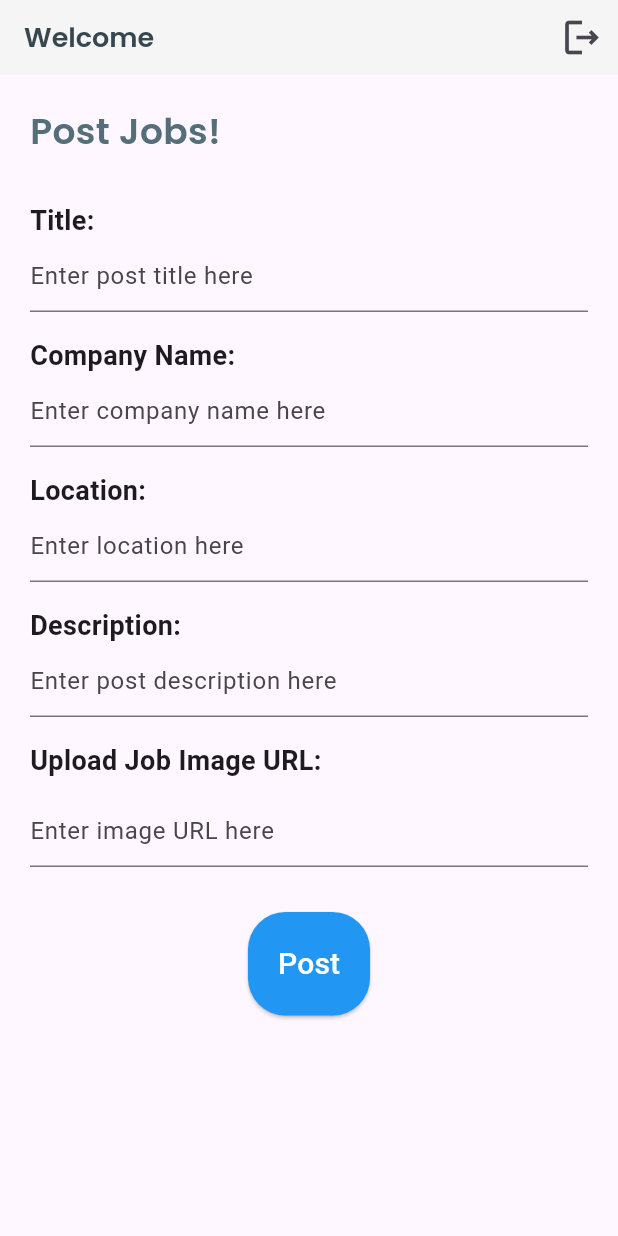
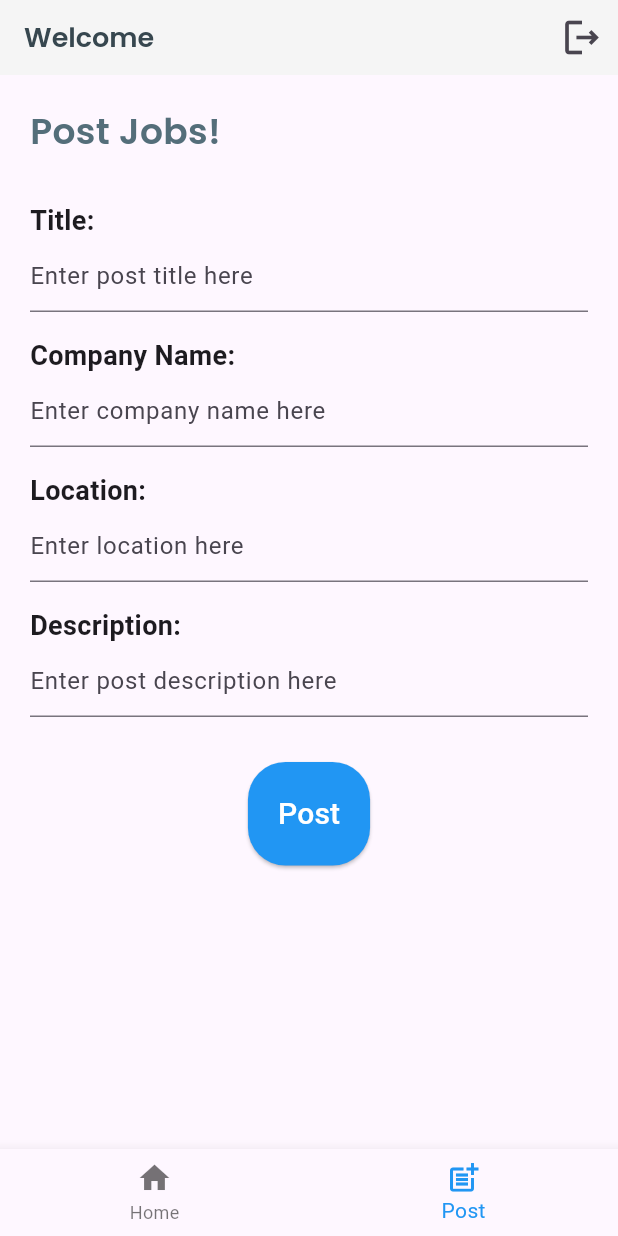
Before and after one commit to ChernetAsmamaw/Job_app_mod, a Flutter app: the PostPage screen opened directly, on a phone screen of 412 x 824 dp. Run offline on Flutter 3.47's test engine with Material 3 defaults, Android fonts, the phone set to English and light mode, and no system bars; our stand-ins replace cloud_firestore, firebase_auth, firebase_core, google_sign_in; accounts and stored records are empty.

Commit message:
corrected nav buttons

```diff
--- a/lib/firebase_functions.dart
+++ b/lib/firebase_functions.dart
@@ -1,5 +1,4 @@
 import 'package:cloud_firestore/cloud_firestore.dart';
-import 'package:flutter/material.dart';
 import 'package:job_application_portal/models/post.dart';
 
 class FirebaseFunctions {
--- a/lib/models/post.dart
+++ b/lib/models/post.dart
@@ -14,7 +14,8 @@ class Post {
     required this.companyName,
     required this.location,
     required this.description,
-    required this.imageUrl, String? userEmail,
+    required this.imageUrl,
+    String? userEmail,
   });
 
   factory Post.fromMap(Map<String, dynamic> data) {
--- a/lib/pages/home_page.dart
+++ b/lib/pages/home_page.dart
@@ -54,7 +54,8 @@ class _HomePageState extends State<HomePage> {
         Navigator.pushReplacement(
           context,
           MaterialPageRoute(
-            builder: (context) => PostPage(user: FirebaseAuth.instance.currentUser!),
+            builder: (context) =>
+                PostPage(user: FirebaseAuth.instance.currentUser!),
           ),
         );
         break;
--- a/lib/pages/job_details_page.dart
+++ b/lib/pages/job_details_page.dart
@@ -1,15 +1,16 @@
 import 'package:flutter/material.dart';
 
 class JobDetailsPage extends StatelessWidget {
-  final Map<String, dynamic> job;
+  final List job;
+  final int index;
 
-  JobDetailsPage({required this.job});
+  JobDetailsPage({required this.job, required this.index});
 
   @override
   Widget build(BuildContext context) {
     return Scaffold(
       appBar: AppBar(
-        title: Text(job['title']),
+        title: Text(job[index][0]),
       ),
       body: SingleChildScrollView(
         padding: const EdgeInsets.all(16.0),
@@ -24,7 +25,7 @@ class JobDetailsPage extends StatelessWidget {
               ),
             ),
             Text(
-              job['title'],
+              job[index][0],
               style: TextStyle(
                 fontSize: 24,
                 fontWeight: FontWeight.bold,
@@ -39,7 +40,7 @@ class JobDetailsPage extends StatelessWidget {
               ),
             ),
             Text(
-              job['companyName'],
+              job[index][1],
               style: TextStyle(
                 fontSize: 24,
                 fontWeight: FontWeight.bold,
@@ -54,7 +55,7 @@ class JobDetailsPage extends StatelessWidget {
               ),
             ),
             Text(
-              job['location'],
+              job[index][2],
               style: TextStyle(
                 fontSize: 24,
                 fontWeight: FontWeight.bold,
@@ -69,29 +70,12 @@ class JobDetailsPage extends StatelessWidget {
               ),
             ),
             Text(
-              job['description'],
+              job[index][4],
               style: TextStyle(
                 fontSize: 18,
               ),
             ),
             SizedBox(height: 16),
-            Text(
-              'Upload Job Image:',
-              style: TextStyle(
-                fontSize: 18,
-                fontWeight: FontWeight.bold,
-              ),
-            ),
-            Container(
-              width: double.infinity,
-              height: 200,
-              decoration: BoxDecoration(
-                image: DecorationImage(
-                  image: AssetImage(job['imageUrl']),
-                  fit: BoxFit.cover,
-                ),
-              ),
-            ),
           ],
         ),
       ),
--- a/lib/pages/post_page.dart
+++ b/lib/pages/post_page.dart
@@ -2,6 +2,7 @@ import 'package:cloud_firestore/cloud_firestore.dart';
 import 'package:firebase_auth/firebase_auth.dart';
 import 'package:flutter/material.dart';
 import 'package:job_application_portal/models/post.dart';
+import 'home_page.dart';
 
 class PostPage extends StatefulWidget {
   final User user;
@@ -11,6 +12,7 @@ class PostPage extends StatefulWidget {
   @override
   _PostPageState createState() => _PostPageState();
 }
+
 class _PostPageState extends State<PostPage> {
   final _formKey = GlobalKey<FormState>();
   final _titleController = TextEditingController();
@@ -37,7 +39,8 @@ class _PostPageState extends State<PostPage> {
       companyName: _companyNameController.text,
       location: _locationController.text,
       description: _descriptionController.text,
-      imageUrl: _imageUrlController.text, id: '',
+      imageUrl: _imageUrlController.text,
+      id: '',
     );
     await FirebaseFirestore.instance.collection('posts').add(post.toMap());
     _formKey.currentState?.reset();
@@ -168,27 +171,6 @@ class _PostPageState extends State<PostPage> {
                   return null;
                 },
               ),
-              SizedBox(height: 16),
-              Text(
-                'Upload Job Image URL:',
-                style: TextStyle(
-                  fontSize: 18,
-                  fontWeight: FontWeight.bold,
-                ),
-              ),
-              SizedBox(height: 10),
-              TextFormField(
-                controller: _imageUrlController,
-                decoration: InputDecoration(
-                  hintText: 'Enter image URL here',
-                ),
-                validator: (value) {
-                  if (value == null || value.isEmpty) {
-                    return 'Please enter an image URL';
-                  }
-                  return null;
-                },
-              ),
               SizedBox(height: 30),
               Center(
                 child: ElevatedButton(
@@ -196,8 +178,8 @@ class _PostPageState extends State<PostPage> {
                   style: ElevatedButton.styleFrom(
                     padding: EdgeInsets.all(20),
                     backgroundColor: Colors.blue,
-                    shape:
-                        RoundedRectangleBorder(borderRadius: BorderRadius.circular(25)),
+                    shape: RoundedRectangleBorder(
+                        borderRadius: BorderRadius.circular(25)),
                   ),
                   child: Text(
                     'Post',
@@ -209,6 +191,31 @@ class _PostPageState extends State<PostPage> {
           ),
         ),
       ),
+      bottomNavigationBar: BottomNavigationBar(
+        type: BottomNavigationBarType.fixed,
+        items: const <BottomNavigationBarItem>[
+          BottomNavigationBarItem(
+            icon: Icon(Icons.home),
+            label: 'Home',
+          ),
+          BottomNavigationBarItem(
+            icon: Icon(Icons.post_add),
+            label: 'Post',
+          ),
+        ],
+        currentIndex: 1,
+        selectedItemColor: Colors.blue,
+        onTap: (index) {
+          if (index == 0) {
+            Navigator.pushReplacement(
+              context,
+              MaterialPageRoute(
+                builder: (context) => HomePage(),
+              ),
+            );
+          }
+        },
+      ),
     );
   }
 }
--- a/pubspec.yaml
+++ b/pubspec.yaml
@@ -36,7 +36,7 @@ dependencies:
   # Use with the CupertinoIcons class for iOS style icons.
   cupertino_icons: ^1.0.2
   firebase_core: ^2.25.4
-  firebase_auth: ^4.17.6
+  firebase_auth: ^4.17.7
   google_sign_in: ^6.2.1
   cloud_firestore: ^4.15.7
 
```
Also changed, not shown: pubspec.lock.
